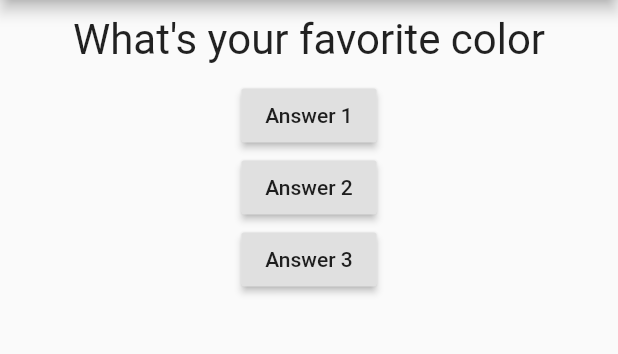
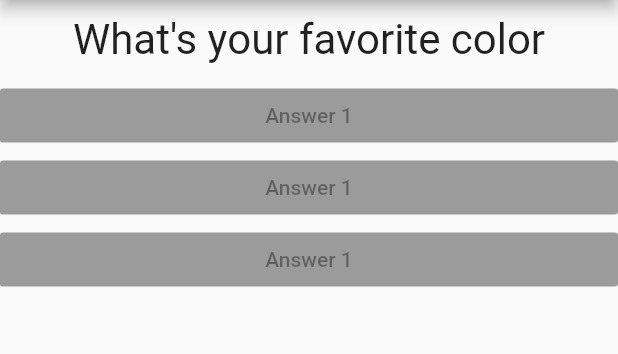
Before and after one commit to fintico/flutter_tutorial, a Flutter app: the screen it shows after launch, on a phone screen of 412 x 824 dp, the part 84-438 px from its top. Run offline on Flutter 3.47's test engine with Material 2 defaults, Android fonts, the phone set to English and light mode, and no system bars.

```diff
--- /dev/null
+++ b/lib/answer.dart
@@ -0,0 +1,15 @@
+import 'package:flutter/material.dart';
+
+class Answer extends StatelessWidget {
+  @override
+  Widget build(BuildContext context) {
+    return Container(
+      width: double.infinity,
+      child: RaisedButton(
+        color: Colors.blue,
+        child: Text('Answer 1'),
+        onPressed: null,
+      ),
+    );
+  }
+}
--- a/lib/main.dart
+++ b/lib/main.dart
@@ -1,4 +1,5 @@
 import 'package:flutter/material.dart';
+import 'package:flutter_tutorial/answer.dart';
 import 'question.dart';
 
 void main() => runApp(MyApp());
@@ -33,23 +34,11 @@ class _MyAppState extends State<MyApp> {
           body: Column(
             children: <Widget>[
               Question(questions[_questionIndex]),
-              RaisedButton(
-                child: Text('Answer 1'),
-                onPressed: _myAnswerQuestion,
-              ),
-              RaisedButton(
-                child: Text('Answer 2'),
-                onPressed: () => _questionIndex = 0,
-              ),
-              RaisedButton(
-                child: Text('Answer 3'),
-                onPressed: () {
-                  //codigo necesario
-                  print('Answer 3 chosen! ');
-                },
-              ),
+              Answer(),
+              Answer(),
+              Answer(),
             ],
           )),
     );
+  }
 }
-}
```
